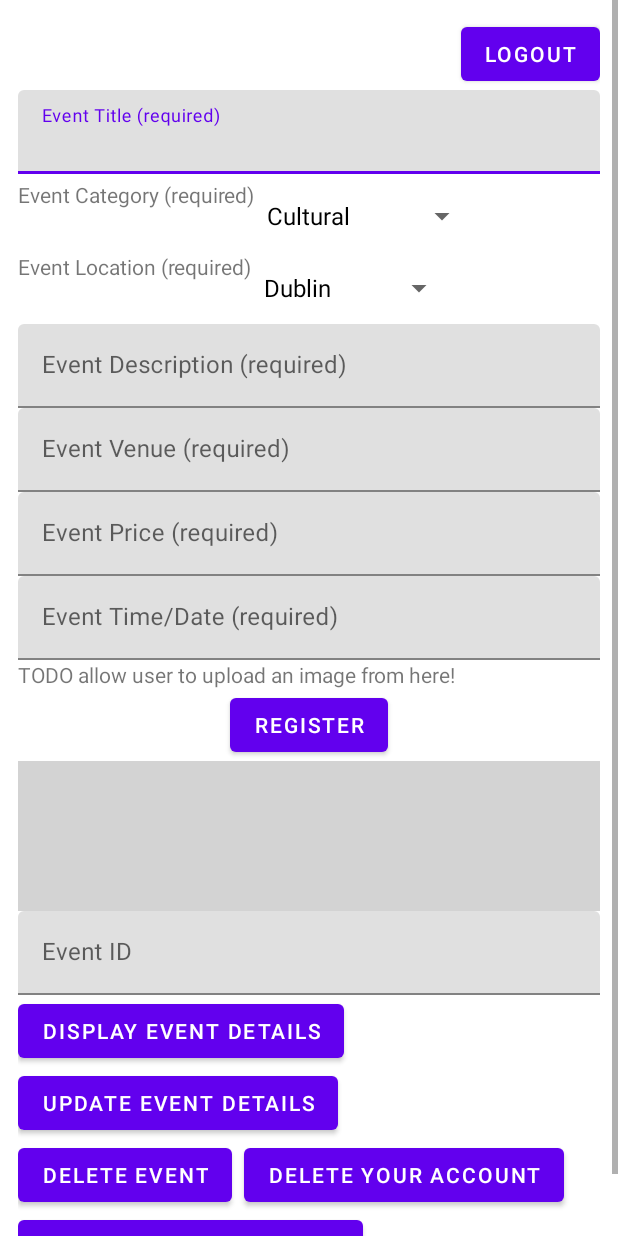
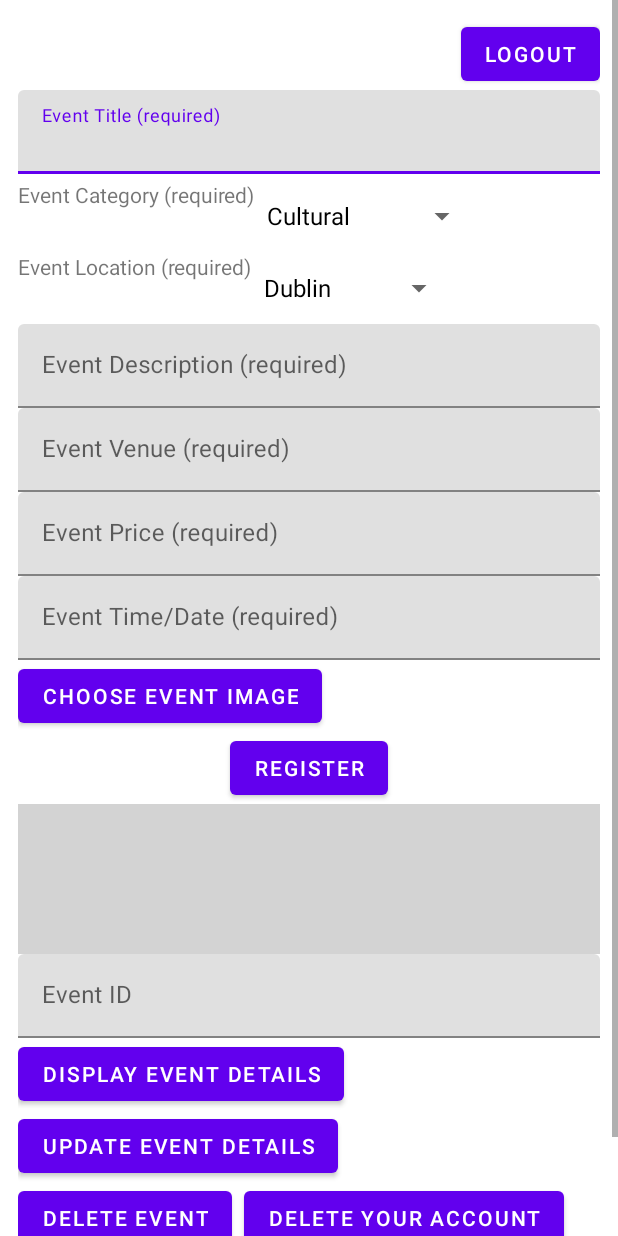
Before and after one commit to ConorCoker/what-event-ireland-android-app, an Android app: the OrganiserActivity screen opened directly, with no data from a screen before it, on a phone screen of 412 x 824 dp. Run offline under Robolectric (Android 15) with nearby library versions, the phone set to English and light mode, and no system bars; 1 statement that could not run was skipped.

Commit message:
Added ability for user to upload a picture of their event - pending testing and bugfixes

```diff
--- a/app/src/main/res/layout/activity_organiser.xml
+++ b/app/src/main/res/layout/activity_organiser.xml
@@ -1,5 +1,6 @@
 <?xml version="1.0" encoding="utf-8"?>
 <ScrollView xmlns:android="http://schemas.android.com/apk/res/android"
+    xmlns:tools="http://schemas.android.com/tools"
     android:layout_width="match_parent"
     android:layout_height="match_parent">
 
@@ -133,8 +134,8 @@
                 android:id="@+id/text_input_edit_text_event_price"
                 android:layout_width="match_parent"
                 android:layout_height="wrap_content"
-                android:inputType="number"
-                android:hint="@string/event_price_required">
+                android:hint="@string/event_price_required"
+                android:inputType="number">
 
             </com.google.android.material.textfield.TextInputEditText>
 
@@ -153,23 +154,30 @@
             <com.google.android.material.textfield.TextInputEditText
                 android:id="@+id/text_input_edit_text_event_date"
                 android:layout_width="match_parent"
-                android:inputType="datetime"
                 android:layout_height="wrap_content"
-                android:hint="@string/event_time_date_required">
+                android:hint="@string/event_time_date_required"
+                android:inputType="datetime">
 
             </com.google.android.material.textfield.TextInputEditText>
 
         </com.google.android.material.textfield.TextInputLayout>
 
-        <TextView
-            android:id="@+id/text_view_todo"
-            android:layout_width="match_parent"
+        <Button
+            android:id="@+id/button_choose_image"
+            android:layout_width="wrap_content"
             android:layout_height="wrap_content"
-            android:text="TODO allow user to upload an image from here!"
+            android:text="@string/choose_event_image"
+            app:layout_constraintStart_toEndOf="@id/image_view_event_image_preview"
+            app:layout_constraintTop_toBottomOf="@id/text_input_layout_event_date_time" />
+
+        <ImageView
+            android:id="@+id/image_view_event_image_preview"
+            android:layout_width="wrap_content"
+            android:layout_height="wrap_content"
+            android:contentDescription="@string/event_image"
             app:layout_constraintStart_toStartOf="parent"
-            app:layout_constraintTop_toBottomOf="@id/text_input_layout_event_date_time">
-
-        </TextView>
+            app:layout_constraintTop_toBottomOf="@id/text_input_layout_event_date_time"
+            tools:src="@drawable/ic_launcher_background" />
 
         <Button
             android:id="@+id/button_register"
@@ -178,7 +186,7 @@
             android:text="@string/register"
             app:layout_constraintEnd_toEndOf="parent"
             app:layout_constraintStart_toStartOf="parent"
-            app:layout_constraintTop_toBottomOf="@id/text_view_todo">
+            app:layout_constraintTop_toBottomOf="@id/button_choose_image">
 
         </Button>
 
@@ -186,8 +194,8 @@
             android:id="@+id/text_view_main_output"
             android:layout_width="0dp"
             android:layout_height="100sp"
+            android:background="#D3D3D3"
             android:text=""
-            android:background="#D3D3D3"
             app:layout_constraintEnd_toEndOf="parent"
             app:layout_constraintStart_toStartOf="parent"
             app:layout_constraintTop_toBottomOf="@id/button_register">
@@ -205,9 +213,9 @@
             <com.google.android.material.textfield.TextInputEditText
                 android:id="@+id/text_input_edit_text_main_input"
                 android:layout_width="match_parent"
-                android:inputType="number"
                 android:layout_height="wrap_content"
-                android:hint="@string/event_id">
+                android:hint="@string/event_id"
+                android:inputType="number">
 
             </com.google.android.material.textfield.TextInputEditText>
 
--- a/app/src/main/res/values/strings.xml
+++ b/app/src/main/res/values/strings.xml
@@ -24,4 +24,6 @@
     <string name="delete_your_account">Delete your Account</string>
     <string name="registerr">Register</string>
     <string name="update">Update</string>
+    <string name="choose_event_image">Choose Event Image</string>
+    <string name="event_image">Event Image</string>
 </resources>
--- a/build.gradle
+++ b/build.gradle
@@ -3,4 +3,5 @@ plugins {
     id 'com.android.application' version '7.3.1' apply false
     id 'com.android.library' version '7.3.1' apply false
     id 'org.jetbrains.kotlin.android' version '1.7.20' apply false
+
 }
--- a/settings.gradle
+++ b/settings.gradle
@@ -3,6 +3,7 @@ pluginManagement {
         gradlePluginPortal()
         google()
         mavenCentral()
+        maven { url "https://jitpack.io" }
     }
 }
 dependencyResolutionManagement {
```
Also changed, not shown: app/build.gradle (+9 -7 lines), app/src/main/java/com/example/whateventireland_androidapp/OrganiserActivity.kt (+25 -0 lines).
